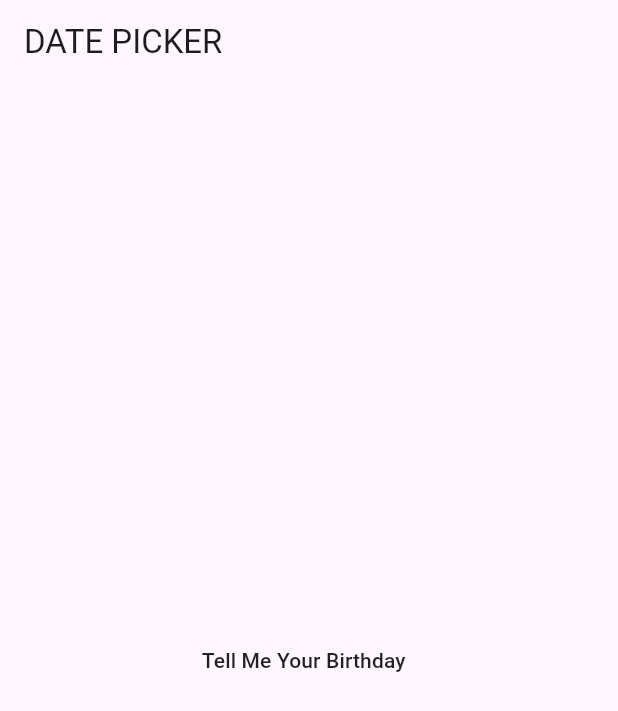
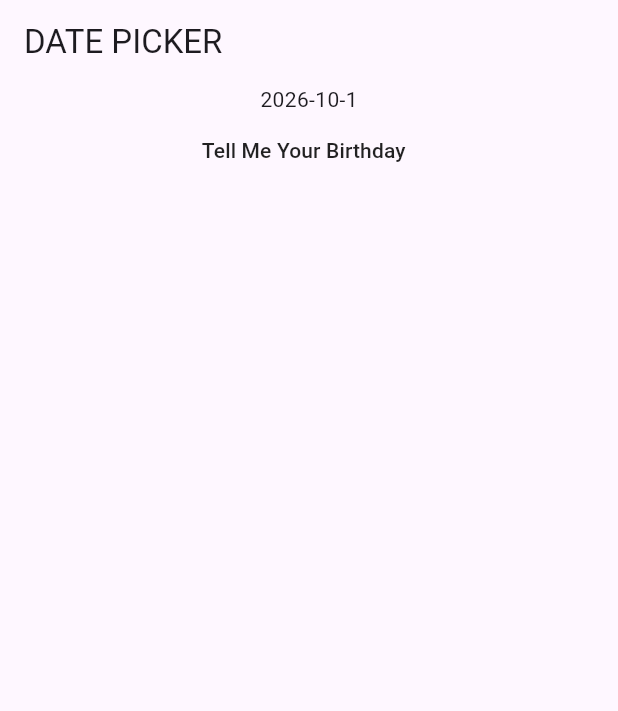
Before and after one commit to banosarwari8928/flutter_app, a Flutter app: the screen it shows after launch, on a phone screen of 412 x 824 dp. Shown: the top 711 px of the screen. Run offline on Flutter 3.47's test engine with Material 3 defaults, Android fonts, the phone set to English and light mode, and no system bars.

Commit message:
worked on datepicker

```diff
--- a/lib/main.dart
+++ b/lib/main.dart
@@ -1,7 +1,7 @@
 import 'package:flutter/material.dart';
 import 'package:myflutterproject/pages/HomePage.dart';
-import 'package:myflutterproject/pages/Telegram.dart';
-import 'package:go_router/go_router.dart';
+// import 'package:myflutterproject/pages/Telegram.dart';
+// import 'package:go_router/go_router.dart';
 
 void main() {
   runApp(MyApp());
@@ -10,12 +10,6 @@ void main() {
 class MyApp extends StatelessWidget {
   @override
   Widget build(BuildContext context) {
-    final GoRouter _router = GoRouter(
-      routes: [
-        GoRoute(path: '/', builder: (context, state) => Homepage()),
-        GoRoute(path: '/telegram', builder: (context, state) => Telegram()),
-      ],
-    );
-    return MaterialApp.router(routerConfig: _router);
+    return MaterialApp(home: Homepage());
   }
 }
--- a/lib/pages/Homepage.dart
+++ b/lib/pages/Homepage.dart
@@ -6,6 +6,7 @@ class Homepage extends StatefulWidget {
 }
 
 class _HomepageState extends State<Homepage> {
+  DateTime selectedDate = DateTime.now();
   void _showDate() {
     showDatePicker(
       context: context,
@@ -19,9 +20,16 @@ class _HomepageState extends State<Homepage> {
     return Scaffold(
       appBar: AppBar(title: Text('DATE PICKER')),
       body: Center(
-        child: MaterialButton(
-          onPressed: _showDate,
-          child: Text('Tell Me Your Birthday  '),
+        child: Column(
+          children: [
+            Text(
+              '${selectedDate.year.toString()}-${selectedDate.month.toString()}-${selectedDate.day.toString()}',
+            ),
+            MaterialButton(
+              onPressed: _showDate,
+              child: Text('Tell Me Your Birthday  '),
+            ),
+          ],
         ),
       ),
     );
```
Also changed, not shown: web_entrypoint.dart (added).
